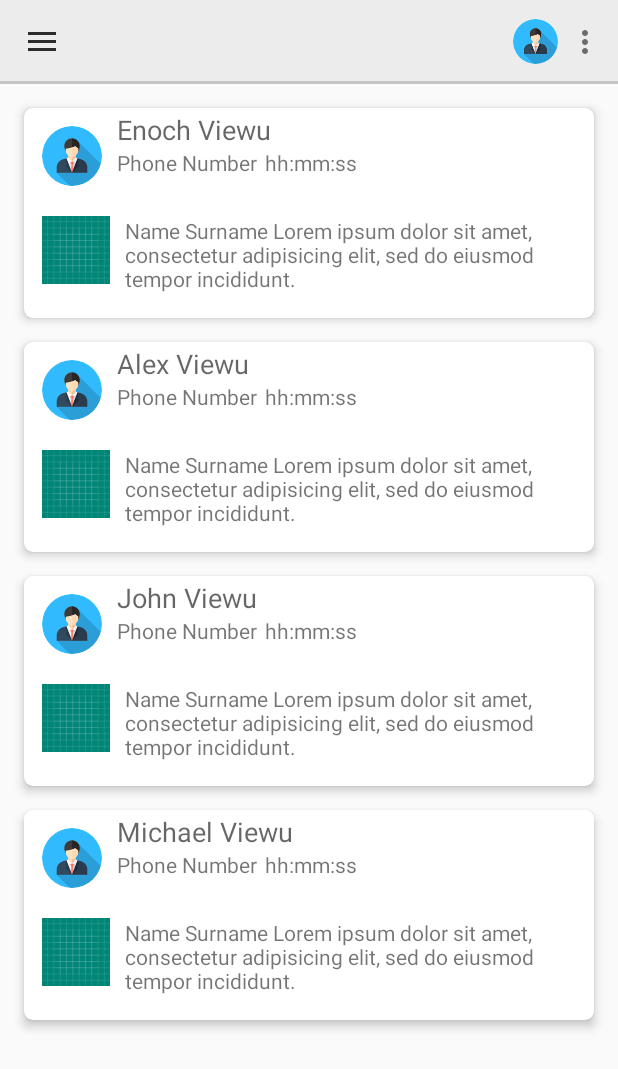
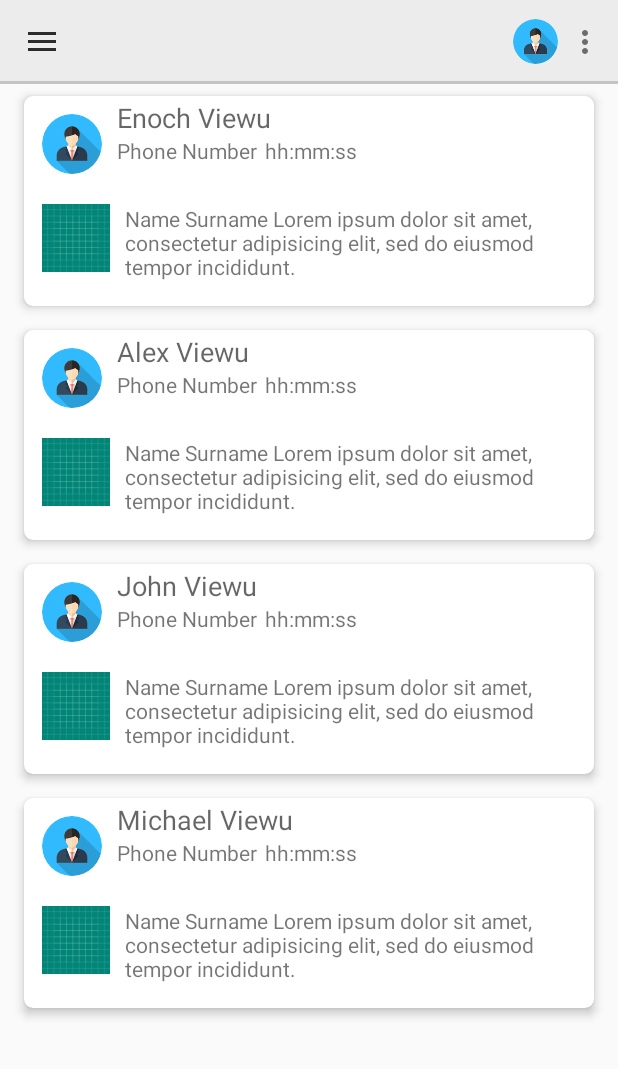
Before and after one commit to enochviewu95/TheReceiptBook, an Android app: the screen it shows after launch (HomeActivity), on a phone screen of 412 x 824 dp. Shown: the top 1069 px of the screen. Run offline under Robolectric (Android 15) with nearby library versions, the phone set to English and light mode, and no system bars; our stand-ins replace CircleImageView.

Commit message:
Added Margin bottom to activity feed

```diff
--- a/app/src/main/res/layout/activityfeed.xml
+++ b/app/src/main/res/layout/activityfeed.xml
@@ -8,7 +8,8 @@
     card_view:contentPadding="2dp"
     android:layout_marginStart="16dp"
     android:layout_marginEnd="16dp"
-    android:layout_marginTop="16dp"
+    android:layout_marginTop="8dp"
+    android:layout_marginBottom="8dp"
     card_view:cardCornerRadius="6dp"
     card_view:cardElevation="4dp">
 
```
